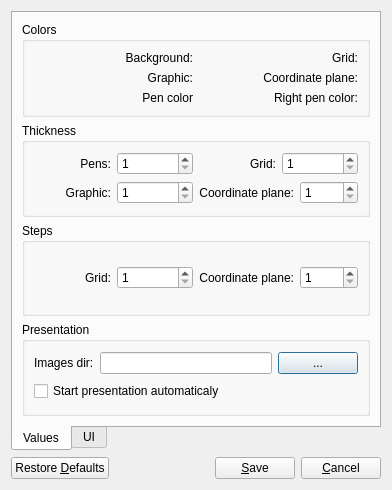
RussianBruteForce/Qtnp, file SettingsDialog.ui: the form before one commit.
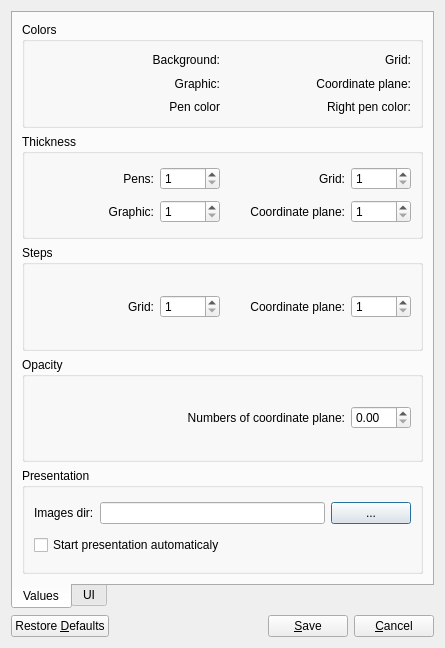
The form after the commit.

Commit message: Opacity settings added. Fixed restoreDefaults in Settings.

Diff of the .ui file:
```diff
--- a/SettingsDialog.ui
+++ b/SettingsDialog.ui
@@ -6,8 +6,8 @@
    <rect>
     <x>0</x>
     <y>0</y>
-    <width>392</width>
-    <height>490</height>
+    <width>445</width>
+    <height>648</height>
    </rect>
   </property>
   <property name="windowTitle">
@@ -150,6 +150,12 @@
               </item>
               <item>
                <widget class="QSpinBox" name="penT">
+                <property name="maximumSize">
+                 <size>
+                  <width>60</width>
+                  <height>16777215</height>
+                 </size>
+                </property>
                 <property name="minimum">
                  <number>1</number>
                 </property>
@@ -174,6 +180,12 @@
               </item>
               <item>
                <widget class="QSpinBox" name="graphicT">
+                <property name="maximumSize">
+                 <size>
+                  <width>60</width>
+                  <height>16777215</height>
+                 </size>
+                </property>
                 <property name="minimum">
                  <number>1</number>
                 </property>
@@ -202,6 +214,12 @@
               </item>
               <item>
                <widget class="QSpinBox" name="gridT">
+                <property name="maximumSize">
+                 <size>
+                  <width>60</width>
+                  <height>16777215</height>
+                 </size>
+                </property>
                 <property name="minimum">
                  <number>1</number>
                 </property>
@@ -226,6 +244,12 @@
               </item>
               <item>
                <widget class="QSpinBox" name="cpT">
+                <property name="maximumSize">
+                 <size>
+                  <width>60</width>
+                  <height>16777215</height>
+                 </size>
+                </property>
                 <property name="minimum">
                  <number>1</number>
                 </property>
@@ -261,6 +285,12 @@
             </item>
             <item>
              <widget class="QSpinBox" name="gridS">
+              <property name="maximumSize">
+               <size>
+                <width>60</width>
+                <height>16777215</height>
+               </size>
+              </property>
               <property name="minimum">
                <number>1</number>
               </property>
@@ -285,6 +315,12 @@
             </item>
             <item>
              <widget class="QSpinBox" name="cpS">
+              <property name="maximumSize">
+               <size>
+                <width>60</width>
+                <height>16777215</height>
+               </size>
+              </property>
               <property name="minimum">
                <number>1</number>
               </property>
@@ -298,6 +334,42 @@
          </layout>
         </widget>
        </item>
+       <item>
+        <widget class="QGroupBox" name="opacity">
+         <property name="title">
+          <string>Opacity</string>
+         </property>
+         <layout class="QHBoxLayout" name="horizontalLayout_7">
+          <item>
+           <layout class="QHBoxLayout" name="penTL_4">
+            <item>
+             <widget class="QLabel" name="lBG_6">
+              <property name="text">
+               <string>Numbers of coordinate plane:</string>
+              </property>
+              <property name="alignment">
+               <set>Qt::AlignRight|Qt::AlignTrailing|Qt::AlignVCenter</set>
+              </property>
+             </widget>
+            </item>
+            <item>
+             <widget class="QDoubleSpinBox" name="cpNumbersO">
+              <property name="maximumSize">
+               <size>
+                <width>60</width>
+                <height>16777215</height>
+               </size>
+              </property>
+              <property name="singleStep">
+               <double>0.050000000000000</double>
+              </property>
+             </widget>
+            </item>
+           </layout>
+          </item>
+         </layout>
+        </widget>
+       </item>
        <item>
         <widget class="QGroupBox" name="presentation">
          <property name="title">
```
The commit also changes 2 other files.
